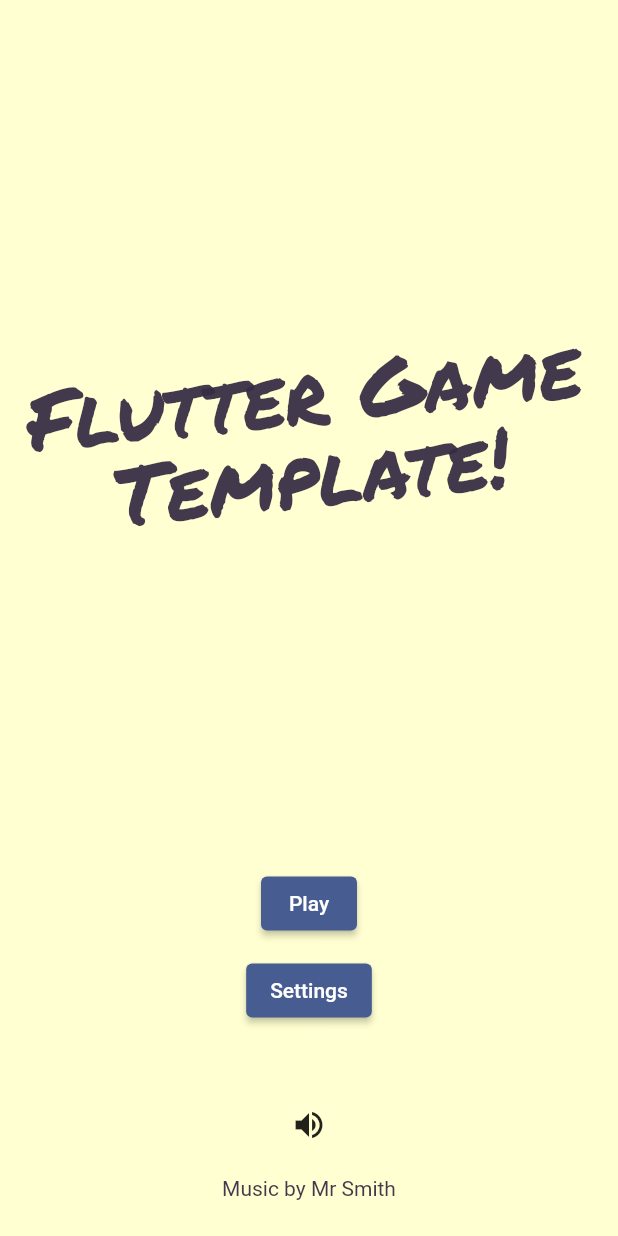
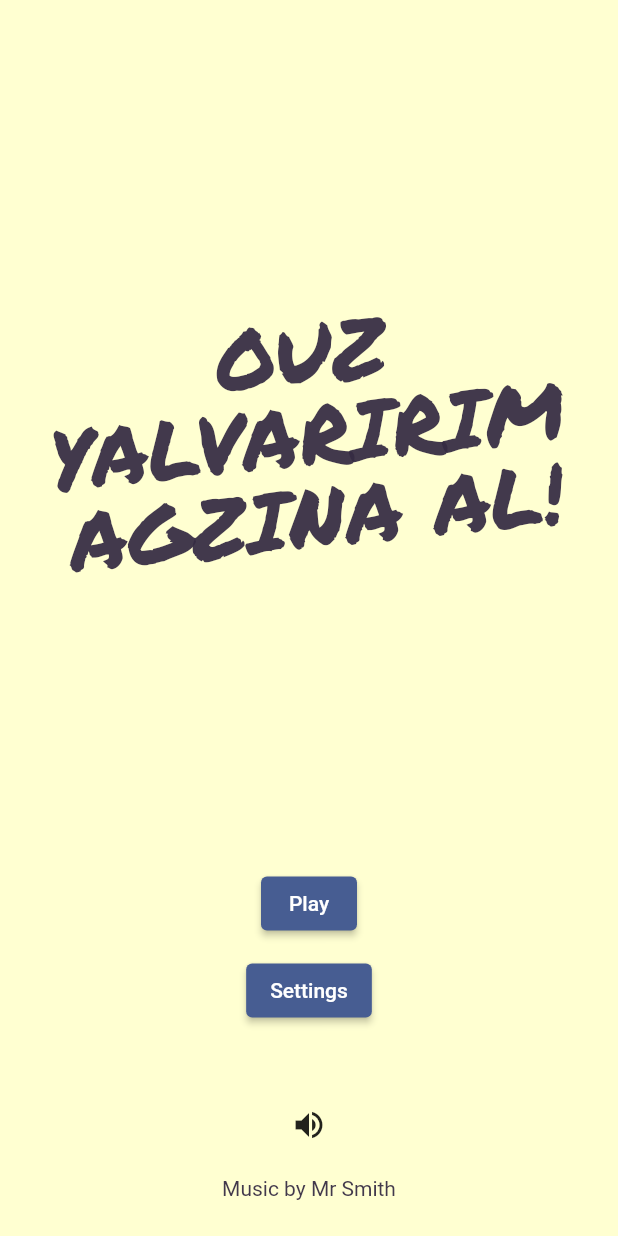
Before and after one commit to UtkanKarahan/nft_cardgame, a Flutter app: the screen it shows after launch, on a phone screen of 412 x 824 dp. Run offline on Flutter 3.47's test engine with Material 2 defaults, Android fonts, the light colour scheme and no system bars; our stand-ins replace audioplayers, firebase_core, firebase_crashlytics, go_router, google_mobile_ads, in_app_purchase and 1 more; missing offline and left inert: games_services; accounts and stored records are empty.

Commit message:
main menu

```diff
--- a/plunder/lib/main.dart
+++ b/plunder/lib/main.dart
@@ -141,7 +141,7 @@ Widget build(BuildContext context) {
           theme: ThemeData.from(
             colorScheme: ColorScheme.fromSeed(
               seedColor: palette.darkPen,
-              background: palette.backgroundMain,
+              background: palette.background,
             ),
             textTheme: TextTheme(
               bodyText2: TextStyle(
--- a/plunder/lib/src/settings/settings_screen.dart
+++ b/plunder/lib/src/settings/settings_screen.dart
@@ -23,7 +23,7 @@ class SettingsScreen extends StatelessWidget {
     final palette = context.watch<Palette>();
 
     return Scaffold(
-      backgroundColor: palette.backgroundSettings,
+      backgroundColor: palette.background,
       body: ResponsiveScreen(
         squarishMainArea: ListView(
           children: [
@@ -60,6 +60,8 @@ class SettingsScreen extends StatelessWidget {
 
 
             _gap,
+
+
           ],
         ),
         rectangularMenuArea: ElevatedButton(
--- a/plunder/lib/src/style/palette.dart
+++ b/plunder/lib/src/style/palette.dart
@@ -23,15 +23,11 @@ import 'package:flutter/material.dart';
 /// we could allow players to customize colors, for example,
 /// or even get the colors from the network.
 class Palette {
-  Color get pen => const Color(0xff1d75fb);
-  Color get darkPen => const Color(0xFF0050bc);
-  Color get redPen => const Color(0xFFd10841);
-  Color get inkFullOpacity => const Color(0xff352b42);
-  Color get ink => const Color(0xee352b42);
-  Color get backgroundMain => const Color(0xffffffd1);
-  Color get backgroundLevelSelection => const Color(0xffa2dcc7);
-  Color get backgroundPlaySession => const Color(0xffffebb5);
-  Color get background4 => const Color(0xffffd7ff);
-  Color get backgroundSettings => const Color(0xffbfc8e3);
+  Color get pen => const Color(0xfff2cb05);
+  Color get darkPen => const Color(0xfff29f05);
+  Color get inkFullOpacity => const Color(0xfff28705);
+  Color get ink => const Color(0xfff23030);
+  Color get background => const Color(0xFF1D594E);
+  Color get backgroundPlaySession => const Color(0xff1d594e);
   Color get trueWhite => const Color(0xffffffff);
 }
--- a/template/lib/src/main_menu/main_menu_screen.dart
+++ b/template/lib/src/main_menu/main_menu_screen.dart
@@ -31,7 +31,7 @@ class MainMenuScreen extends StatelessWidget {
           child: Transform.rotate(
             angle: -0.1,
             child: const Text(
-              'Flutter Game Template!',
+              'OUZ YALVARIRIM AGZINA AL!',
               textAlign: TextAlign.center,
               style: TextStyle(
                 fontFamily: 'Permanent Marker',
```
Also changed, not shown: plunder/lib/src/main_menu/main_menu_screen.dart (+3 -17 lines).
